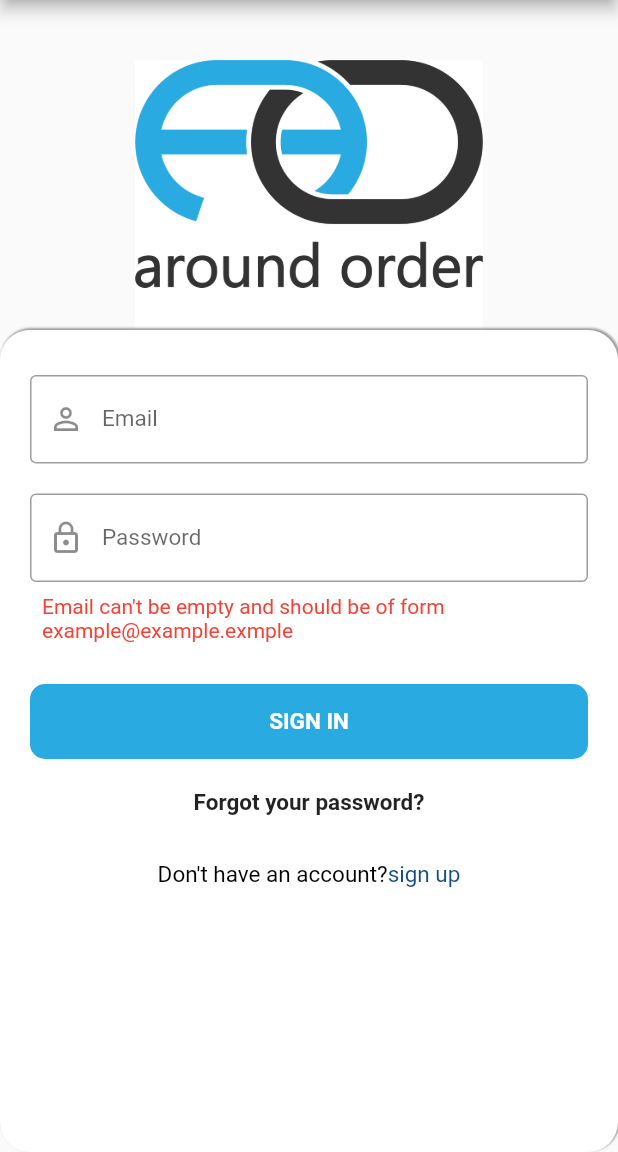
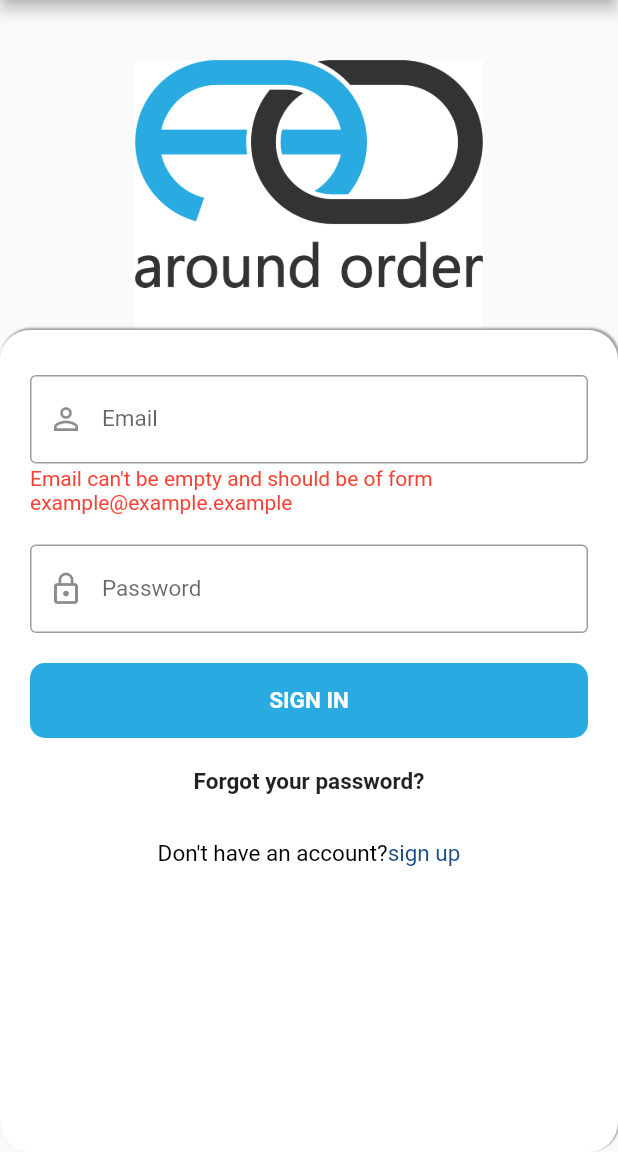
Before and after one commit to ayment64/llll, a Flutter app: the screen it shows after launch, after a tap on "SIGN IN", on a phone screen of 412 x 824 dp, the part 84-1236 px from its top. Run offline on Flutter 3.47's test engine with Material 2 defaults, Android fonts, the phone set to English and light mode, and no system bars; our stand-ins replace bloc, dartz, data_connection_checker, equatable, firebase_messaging, flutter_bloc and 1 more; missing offline and left inert: device_id, loading; accounts and stored records are empty; Roboto replaces fonts that are missing (SFUIDisplay); project files that could hold a hidden picture were left out.

Commit message:
log in fixed input bugs

```diff
--- a/lib/Features/Sign_in/Presentation/Widgets/Errors/Login_widjet_ErrorServer.dart
+++ b/lib/Features/Sign_in/Presentation/Widgets/Errors/Login_widjet_ErrorServer.dart
@@ -20,6 +20,8 @@ class _LoginErrorDisplayState extends State<LoginErrorDisplay> {
   String password;
   @override
   Widget build(BuildContext context) {
+    username= widget.username;
+    password= widget.password;
     return Container(
       width: MediaQuery.of(context).size.width,
       margin: EdgeInsets.only(top: 220),
@@ -60,6 +62,7 @@ class _LoginErrorDisplayState extends State<LoginErrorDisplay> {
                 initialValue: widget.password,
                 onChanged: (value) {
                   password = value;
+
                 },
                 obscureText: true,
                 style:
--- a/lib/Features/Sign_in/Presentation/Widgets/Errors/Login_widjet_ErrorUsername.dart
+++ b/lib/Features/Sign_in/Presentation/Widgets/Errors/Login_widjet_ErrorUsername.dart
@@ -42,18 +42,30 @@ class _LoginErrorDisplayUsernameState extends State<LoginErrorDisplayUsername> {
               padding: EdgeInsets.fromLTRB(0, 20, 0, 20),
               child: Container(
                 color: colorwhite,
-                child: TextFormField(
+                child: Column(
+                  children: <Widget>[
+                    TextFormField(
                       initialValue: widget.username,
                       onChanged: (value) {
                         username = value;
                       },
-                  style:
-                      TextStyle(color: Colors.black, fontFamily: 'SFUIDisplay'),
+                      style: TextStyle(
+                          color: Colors.black, fontFamily: 'SFUIDisplay'),
                       decoration: InputDecoration(
                           border: OutlineInputBorder(),
                           labelText: 'Email',
                           prefixIcon: Icon(Icons.person_outline),
                           labelStyle: TextStyle(fontSize: 15)),
+                    ),
+                    Padding(
+                      padding: const EdgeInsets.fromLTRB(0, 2, 0, 0),
+                      child: Center(
+                          child: Text(
+                        "Email can't be empty and should be of form example@example.example ",
+                        style: TextStyle(color: Colors.red),
+                      )),
+                    ),
+                  ],
                 ),
               ),
             ),
@@ -73,14 +85,6 @@ class _LoginErrorDisplayUsernameState extends State<LoginErrorDisplayUsername> {
                     prefixIcon: Icon(Icons.lock_outline),
                     labelStyle: TextStyle(fontSize: 15)),
               ),
-            ),
-            Padding(
-              padding: const EdgeInsets.all(8.0),
-              child: Center(
-                  child: Text(
-                "Email can't be empty and should be of form example@example.exmple ",
-                style: TextStyle(color: Colors.red),
-              )),
             ),
             Padding(
               padding: EdgeInsets.only(top: 20),
```
Also changed, not shown: lib/Features/Sign_in/Presentation/Widgets/Errors/Login_widjet_ErrorPassword.dart (+13 -6 lines). Lines whose indentation alone changed are shown as unchanged.
